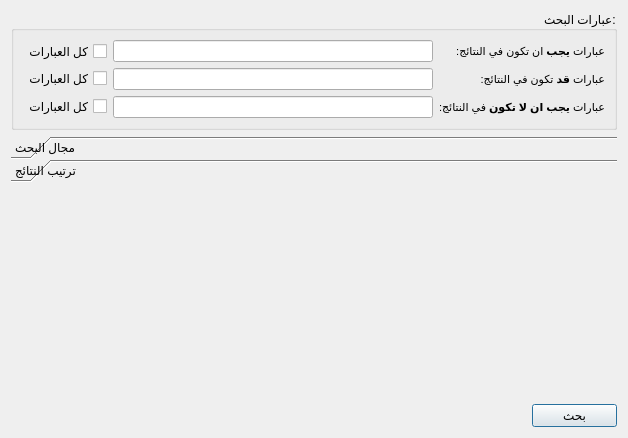
This is src/shamelasearchwidget.ui in boussouira/albahhet as Qt 5 draws it before an edit. The edited form follows.
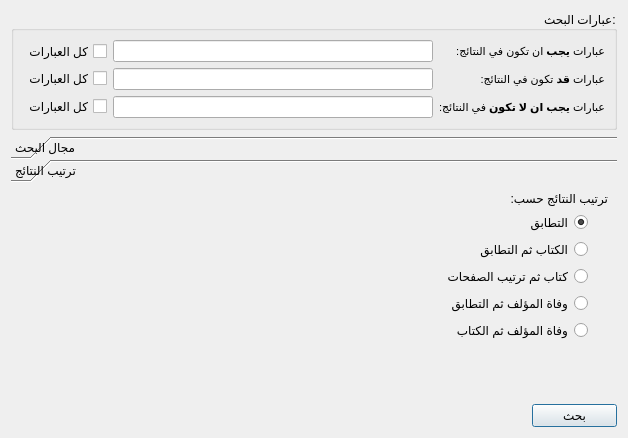
This is the edited form. The open tabs and pages were chosen to show the change. Icons and pictures are not drawn. Custom widgets are drawn as their Qt base class.

Commit message: Sort results

Diff of the .ui file:
```diff
--- a/src/shamelasearchwidget.ui
+++ b/src/shamelasearchwidget.ui
@@ -245,6 +245,85 @@
       <attribute name="label">
        <string>ترتيب النتائج</string>
       </attribute>
+      <layout class="QVBoxLayout" name="verticalLayout_5">
+       <item>
+        <widget class="QLabel" name="label_5">
+         <property name="sizePolicy">
+          <sizepolicy hsizetype="Preferred" vsizetype="Maximum">
+           <horstretch>0</horstretch>
+           <verstretch>0</verstretch>
+          </sizepolicy>
+         </property>
+         <property name="text">
+          <string>ترتيب النتائج حسب:</string>
+         </property>
+        </widget>
+       </item>
+       <item>
+        <layout class="QVBoxLayout" name="verticalLayout_4">
+         <property name="rightMargin">
+          <number>20</number>
+         </property>
+         <item>
+          <widget class="QRadioButton" name="radioSortRelvance">
+           <property name="text">
+            <string>التطابق</string>
+           </property>
+           <property name="checked">
+            <bool>true</bool>
+           </property>
+          </widget>
+         </item>
+         <item>
+          <widget class="QRadioButton" name="radioSortBookRelv">
+           <property name="text">
+            <string>الكتاب ثم التطابق</string>
+           </property>
+          </widget>
+         </item>
+         <item>
+          <widget class="QRadioButton" name="radioSortBookPage">
+           <property name="text">
+            <string>كتاب ثم ترتيب الصفحات</string>
+           </property>
+          </widget>
+         </item>
+         <item>
+          <widget class="QRadioButton" name="radioSortDeathRelv">
+           <property name="sizePolicy">
+            <sizepolicy hsizetype="Minimum" vsizetype="Fixed">
+             <horstretch>0</horstretch>
+             <verstretch>0</verstretch>
+            </sizepolicy>
+           </property>
+           <property name="text">
+            <string>وفاة المؤلف ثم التطابق</string>
+           </property>
+          </widget>
+         </item>
+         <item>
+          <widget class="QRadioButton" name="radioSortDeathBook">
+           <property name="text">
+            <string>وفاة المؤلف ثم الكتاب</string>
+           </property>
+          </widget>
+         </item>
+         <item>
+          <spacer name="verticalSpacer">
+           <property name="orientation">
+            <enum>Qt::Vertical</enum>
+           </property>
+           <property name="sizeHint" stdset="0">
+            <size>
+             <width>20</width>
+             <height>40</height>
+            </size>
+           </property>
+          </spacer>
+         </item>
+        </layout>
+       </item>
+      </layout>
      </widget>
     </widget>
    </item>
```
Left out of the diff: 21 changed lines with no effect on the pictures. The commit also changes 12 other files.
